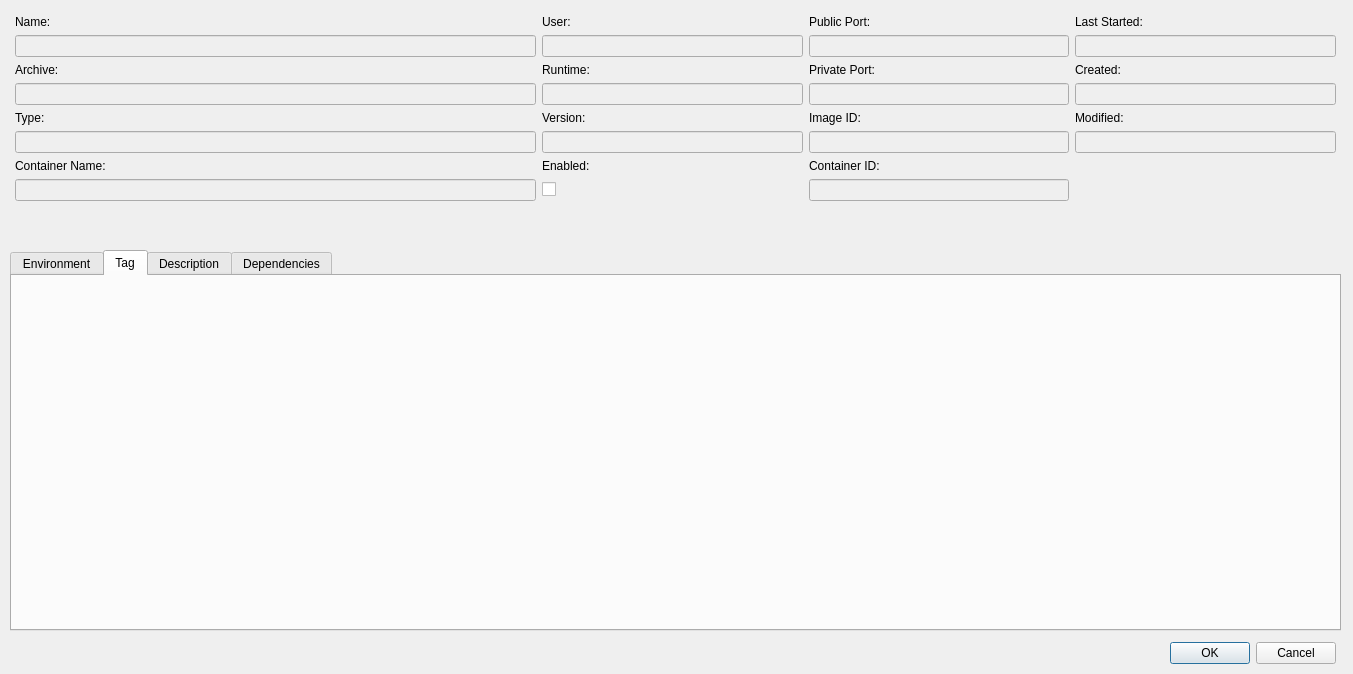
Above: src/modules/application/ApplicationEditDialog.ui from jensvogt/awsmock-qt-ui before the change. Below: the same form after it.
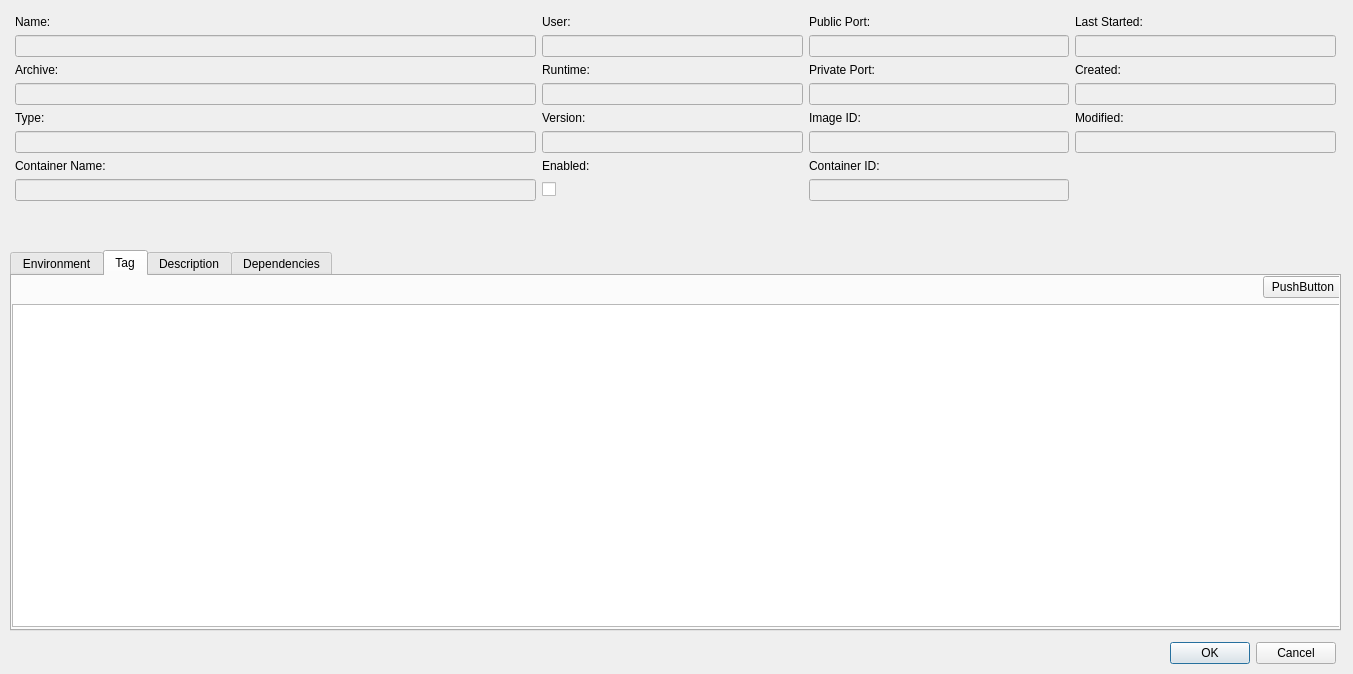
That is the form after the change. The open tabs and pages were chosen to show the change.

What changed in the file:
```diff
--- a/src/modules/application/ApplicationEditDialog.ui
+++ b/src/modules/application/ApplicationEditDialog.ui
@@ -354,6 +354,57 @@
     <attribute name="title">
      <string>Tag</string>
     </attribute>
+    <widget class="QWidget" name="verticalLayoutWidget_2">
+     <property name="geometry">
+      <rect>
+       <x>0</x>
+       <y>0</y>
+       <width>1331</width>
+       <height>351</height>
+      </rect>
+     </property>
+     <layout class="QVBoxLayout" name="verticalLayout_2">
+      <property name="topMargin">
+       <number>0</number>
+      </property>
+      <property name="bottomMargin">
+       <number>0</number>
+      </property>
+      <item>
+       <layout class="QHBoxLayout" name="horizontalLayout_2">
+        <property name="topMargin">
+         <number>0</number>
+        </property>
+        <property name="bottomMargin">
+         <number>0</number>
+        </property>
+        <item>
+         <spacer name="horizontalSpacer_2">
+          <property name="orientation">
+           <enum>Qt::Horizontal</enum>
+          </property>
+          <property name="sizeHint" stdset="0">
+           <size>
+            <width>40</width>
+            <height>20</height>
+           </size>
+          </property>
+         </spacer>
+        </item>
+        <item>
+         <widget class="QPushButton" name="tagAddButton">
+          <property name="text">
+           <string>PushButton</string>
+          </property>
+         </widget>
+        </item>
+       </layout>
+      </item>
+      <item>
+       <widget class="QTableWidget" name="tagTable"/>
+      </item>
+     </layout>
+    </widget>
    </widget>
    <widget class="QWidget" name="descriptionTab">
     <attribute name="title">
```
Left out of the diff: 9 changed lines with no effect on the pictures.
